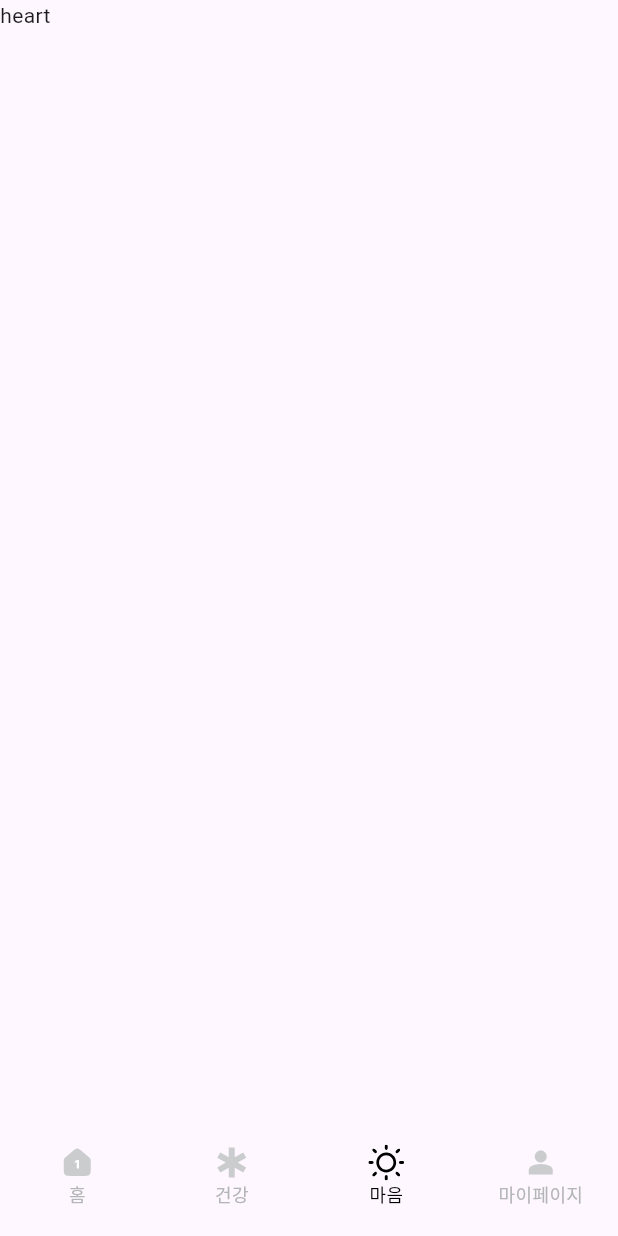
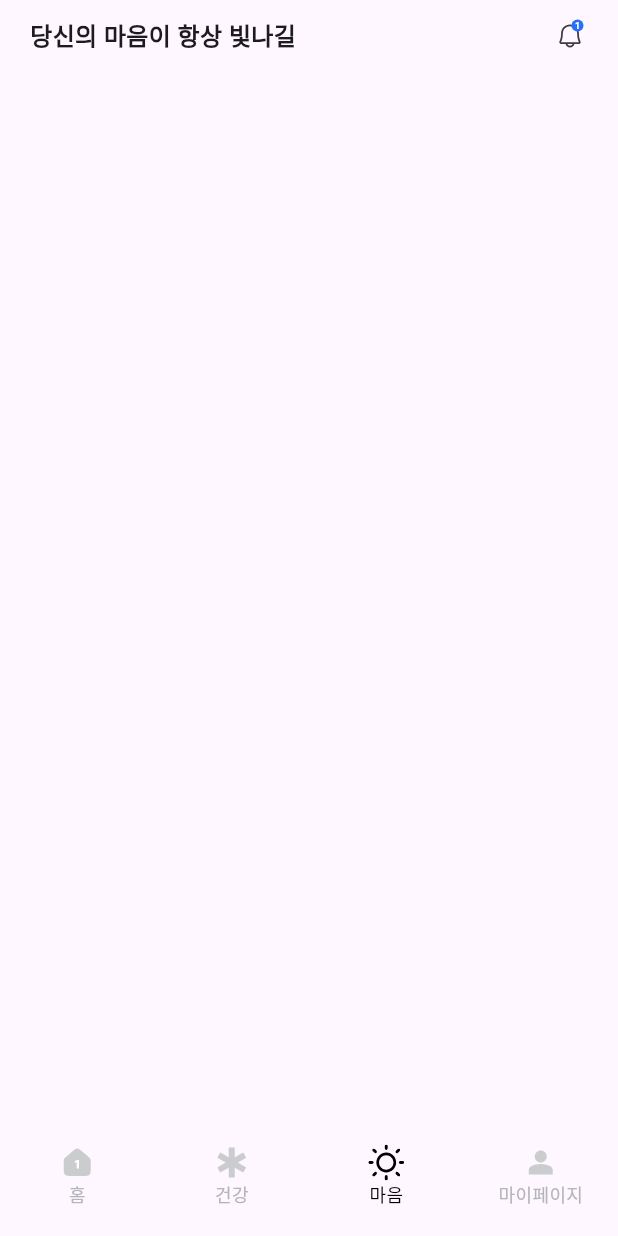
Before and after one commit to iloveuhyeon/flutter-practice, a Flutter app: the screen it shows after launch, item 3 of the bottom bar chosen, on a phone screen of 412 x 824 dp. Run offline on Flutter 3.47's test engine with Material 3 defaults, Android fonts, the phone set to English and light mode, and no system bars; our stand-ins replace flutter_svg, go_router; Roboto replaces fonts that are missing (EliceDXNeolliOTFbold); project files that could hold a hidden picture were left out.

Commit message:
➕ :: (#7) 알람 표시 기능 추가

```diff
--- a/lib/utils/index.dart
+++ b/lib/utils/index.dart
@@ -1 +1,2 @@
 int couponIndex = 10;
+int alert = 1;
--- a/lib/views/heart/heart_page.dart
+++ b/lib/views/heart/heart_page.dart
@@ -1,12 +1,24 @@
 import 'package:flutter/material.dart';
+import 'package:practice/widgets/topbar/topbar.dart';
 
 class HeartPage extends StatelessWidget {
   const HeartPage({super.key});
 
   @override
   Widget build(BuildContext context) {
-    return const Scaffold(
-      body: Text("heart"),
+    return Scaffold(
+      body: Padding(
+        padding: const EdgeInsets.symmetric(
+          horizontal: 20,
+        ),
+        child: SingleChildScrollView(
+          child: Column(
+            children: [
+              TopBar(text: "당신의 마음이 항상 빛나길"),
+            ],
+          ),
+        ),
+      ),
     );
   }
 }
--- a/lib/widgets/topbar/topbar.dart
+++ b/lib/widgets/topbar/topbar.dart
@@ -1,10 +1,19 @@
+import 'package:flutter/cupertino.dart';
 import 'package:flutter/material.dart';
 import 'package:flutter/widgets.dart';
 import 'package:flutter_svg/svg.dart';
+import 'package:practice/utils/index.dart';
 
-class TopBar extends StatelessWidget {
+class TopBar extends StatefulWidget {
   TopBar({super.key, required this.text});
   String text;
+
+  @override
+  State<TopBar> createState() => _TopBarState();
+}
+
+class _TopBarState extends State<TopBar> {
+  bool isAlert = alert == 0 ? false : true;
 
   @override
   Widget build(BuildContext context) {
@@ -14,17 +23,49 @@ class TopBar extends StatelessWidget {
         mainAxisAlignment: MainAxisAlignment.spaceBetween,
         children: [
           Text(
-            text,
+            widget.text,
             style: const TextStyle(
               fontWeight: FontWeight.w700,
               fontFamily: 'EliceDXNeolliOTFbold',
               fontSize: 16,
             ),
           ),
-          SvgPicture.asset(
-            "assets/images/topbars/bell.svg",
+          Container(
+            width: 24,
             height: 24,
-            width: 24,
+            clipBehavior: Clip.antiAlias,
+            decoration: const BoxDecoration(),
+            child: Stack(
+              children: [
+                SvgPicture.asset(
+                  "assets/images/topbars/bell.svg",
+                  height: 24,
+                  width: 24,
+                ),
+                if (isAlert)
+                  Positioned(
+                    left: 13,
+                    top: 1,
+                    child: Container(
+                      alignment: Alignment.center,
+                      width: 8,
+                      height: 8,
+                      decoration: const ShapeDecoration(
+                        color: Color(0xFF2870FB),
+                        shape: OvalBorder(),
+                      ),
+                      child: Text(
+                        '$alert',
+                        style: const TextStyle(
+                          fontSize: 6,
+                          color: Colors.white,
+                          fontWeight: FontWeight.bold,
+                        ),
+                      ),
+                    ),
+                  ),
+              ],
+            ),
           )
         ],
       ),
```
